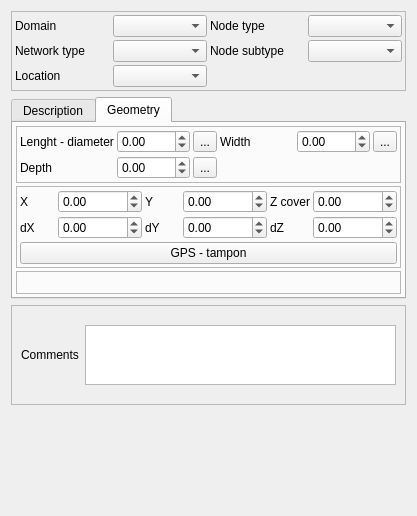
First picture: the form in Lamia/worktypeconf/base3_urbandrainage/qgswidgets/lamia_form_node_ui_CD41.ui, repository Artelia/Lamia, before the edit.
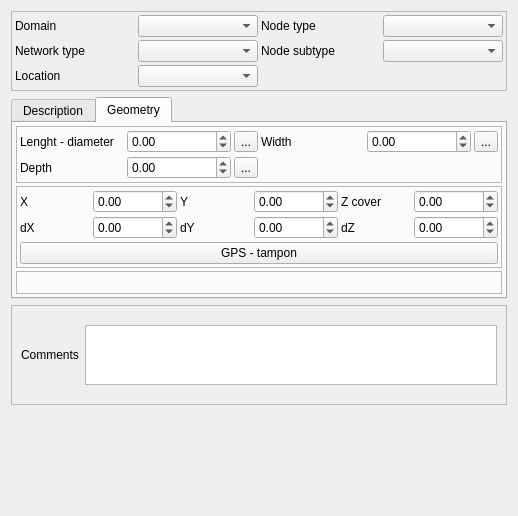
Second picture: the form after the edit. The open tabs and pages were chosen to show the change.

Patch:
```diff
--- a/Lamia/worktypeconf/base3_urbandrainage/qgswidgets/lamia_form_node_ui_CD41.ui
+++ b/Lamia/worktypeconf/base3_urbandrainage/qgswidgets/lamia_form_node_ui_CD41.ui
@@ -6,7 +6,7 @@
    <rect>
     <x>0</x>
     <y>0</y>
-    <width>417</width>
+    <width>518</width>
     <height>516</height>
    </rect>
   </property>
```
Left out of the diff: 58 changed lines with no effect on the pictures.
